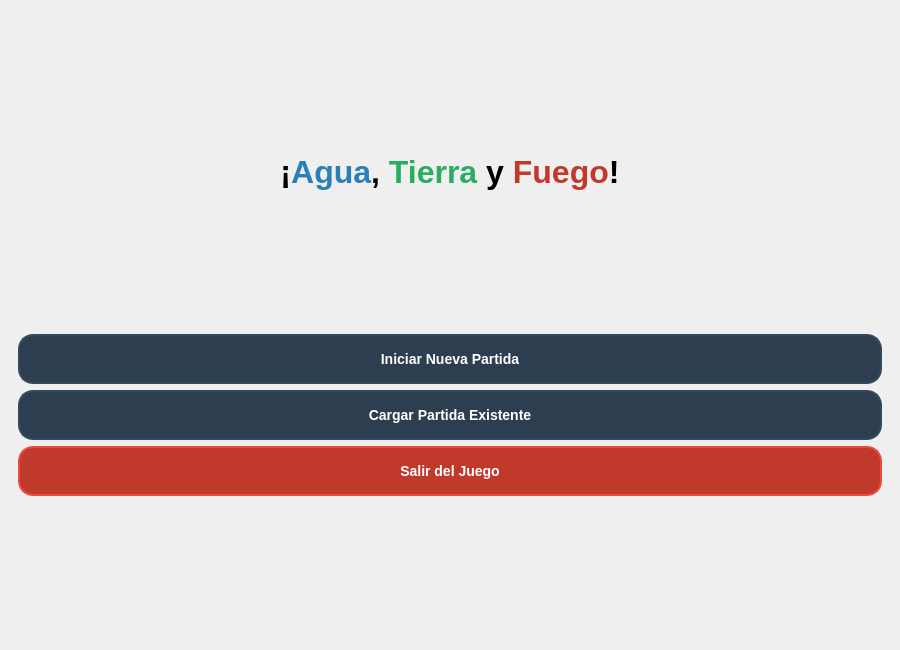
This is ui/MainWindow.ui in Matiigz/tp-juego-poo as Qt 5 draws it before an edit. The edited form follows.
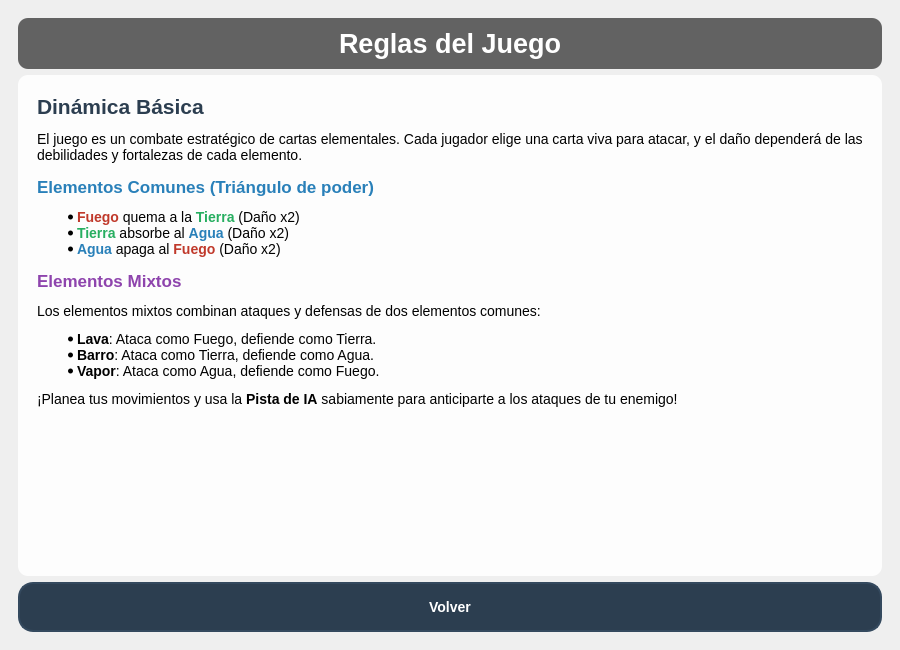
This is the edited form. The open tabs and pages were chosen to show the change. Icons and pictures are not drawn.

```diff
--- a/ui/MainWindow.ui
+++ b/ui/MainWindow.ui
@@ -36,6 +36,11 @@
     padding-top: 12px;
     padding-bottom: 8px;
 }
+QPushButton:disabled {
+    background-color: #7f8c8d;
+    border: 2px solid #95a5a6;
+    color: #bdc3c7;
+}
 QPushButton#btnSalir {
     background-color: #c0392b;
     border: 2px solid #e74c3c;
@@ -65,15 +70,7 @@
        <layout class="QVBoxLayout" name="verticalLayout_2">
         <item>
          <spacer name="verticalSpacer">
-          <property name="orientation">
-           <enum>Qt::Orientation::Vertical</enum>
-          </property>
-          <property name="sizeHint" stdset="0">
-           <size>
-            <width>0</width>
-            <height>0</height>
-           </size>
-          </property>
+          <property name="orientation"><enum>Qt::Orientation::Vertical</enum></property>
          </spacer>
         </item>
         <item>
@@ -94,15 +91,7 @@
         </item>
         <item>
          <spacer name="verticalSpacer_2">
-          <property name="orientation">
-           <enum>Qt::Orientation::Vertical</enum>
-          </property>
-          <property name="sizeHint" stdset="0">
-           <size>
-            <width>0</width>
-            <height>0</height>
-           </size>
-          </property>
+          <property name="orientation"><enum>Qt::Orientation::Vertical</enum></property>
          </spacer>
         </item>
         <item>
@@ -146,19 +135,55 @@
         </item>
         <item>
          <spacer name="verticalSpacer_3">
-          <property name="orientation">
-           <enum>Qt::Orientation::Vertical</enum>
-          </property>
-          <property name="sizeHint" stdset="0">
-           <size>
-            <width>0</width>
-            <height>0</height>
-           </size>
-          </property>
+          <property name="orientation"><enum>Qt::Orientation::Vertical</enum></property>
          </spacer>
         </item>
        </layout>
       </widget>
+      
+      <widget class="QWidget" name="pageReglas">
+       <layout class="QVBoxLayout" name="verticalLayout_reglas">
+        <item>
+         <widget class="QLabel" name="lblTituloReglas">
+          <property name="font"><font><pointsize>20</pointsize><bold>true</bold></font></property>
+          <property name="text"><string>Reglas del Juego</string></property>
+          <property name="alignment"><set>Qt::AlignmentFlag::AlignCenter</set></property>
+          <property name="styleSheet"><string>color: white; background-color: rgba(0,0,0,150); padding: 10px; border-radius: 10px;</string></property>
+         </widget>
+        </item>
+        <item>
+         <widget class="QTextEdit" name="txtReglas">
+          <property name="readOnly"><bool>true</bool></property>
+          <property name="styleSheet"><string>background-color: rgba(255, 255, 255, 230); border-radius: 10px; padding: 15px; font-size: 14px;</string></property>
+          <property name="html">
+           <string>&lt;h2 style=&quot;color:#2c3e50;&quot;&gt;Dinámica Básica&lt;/h2&gt;
+&lt;p&gt;El juego es un combate estratégico de cartas elementales. Cada jugador elige una carta viva para atacar, y el daño dependerá de las debilidades y fortalezas de cada elemento.&lt;/p&gt;
+&lt;h3 style=&quot;color:#2980b9;&quot;&gt;Elementos Comunes (Triángulo de poder)&lt;/h3&gt;
+&lt;ul&gt;
+&lt;li&gt;&lt;b style=&quot;color:#c0392b;&quot;&gt;Fuego&lt;/b&gt; quema a la &lt;b style=&quot;color:#27ae60;&quot;&gt;Tierra&lt;/b&gt; (Daño x2)&lt;/li&gt;
+&lt;li&gt;&lt;b style=&quot;color:#27ae60;&quot;&gt;Tierra&lt;/b&gt; absorbe al &lt;b style=&quot;color:#2980b9;&quot;&gt;Agua&lt;/b&gt; (Daño x2)&lt;/li&gt;
+&lt;li&gt;&lt;b style=&quot;color:#2980b9;&quot;&gt;Agua&lt;/b&gt; apaga al &lt;b style=&quot;color:#c0392b;&quot;&gt;Fuego&lt;/b&gt; (Daño x2)&lt;/li&gt;
+&lt;/ul&gt;
+&lt;h3 style=&quot;color:#8e44ad;&quot;&gt;Elementos Mixtos&lt;/h3&gt;
+&lt;p&gt;Los elementos mixtos combinan ataques y defensas de dos elementos comunes:&lt;/p&gt;
+&lt;ul&gt;
+&lt;li&gt;&lt;b&gt;Lava&lt;/b&gt;: Ataca como Fuego, defiende como Tierra.&lt;/li&gt;
+&lt;li&gt;&lt;b&gt;Barro&lt;/b&gt;: Ataca como Tierra, defiende como Agua.&lt;/li&gt;
+&lt;li&gt;&lt;b&gt;Vapor&lt;/b&gt;: Ataca como Agua, defiende como Fuego.&lt;/li&gt;
+&lt;/ul&gt;
+&lt;p&gt;¡Planea tus movimientos y usa la &lt;b&gt;Pista de IA&lt;/b&gt; sabiamente para anticiparte a los ataques de tu enemigo!&lt;/p&gt;</string>
+          </property>
+         </widget>
+        </item>
+        <item>
+         <widget class="QPushButton" name="btnVolverReglas">
+          <property name="minimumSize"><size><width>0</width><height>50</height></size></property>
+          <property name="text"><string>Volver</string></property>
+         </widget>
+        </item>
+       </layout>
+      </widget>
+
       <widget class="QWidget" name="pageDificultad">
        <layout class="QVBoxLayout" name="verticalLayout_dif">
         <item>
```
Left out of the diff: 405 changed lines with no effect on the pictures.
